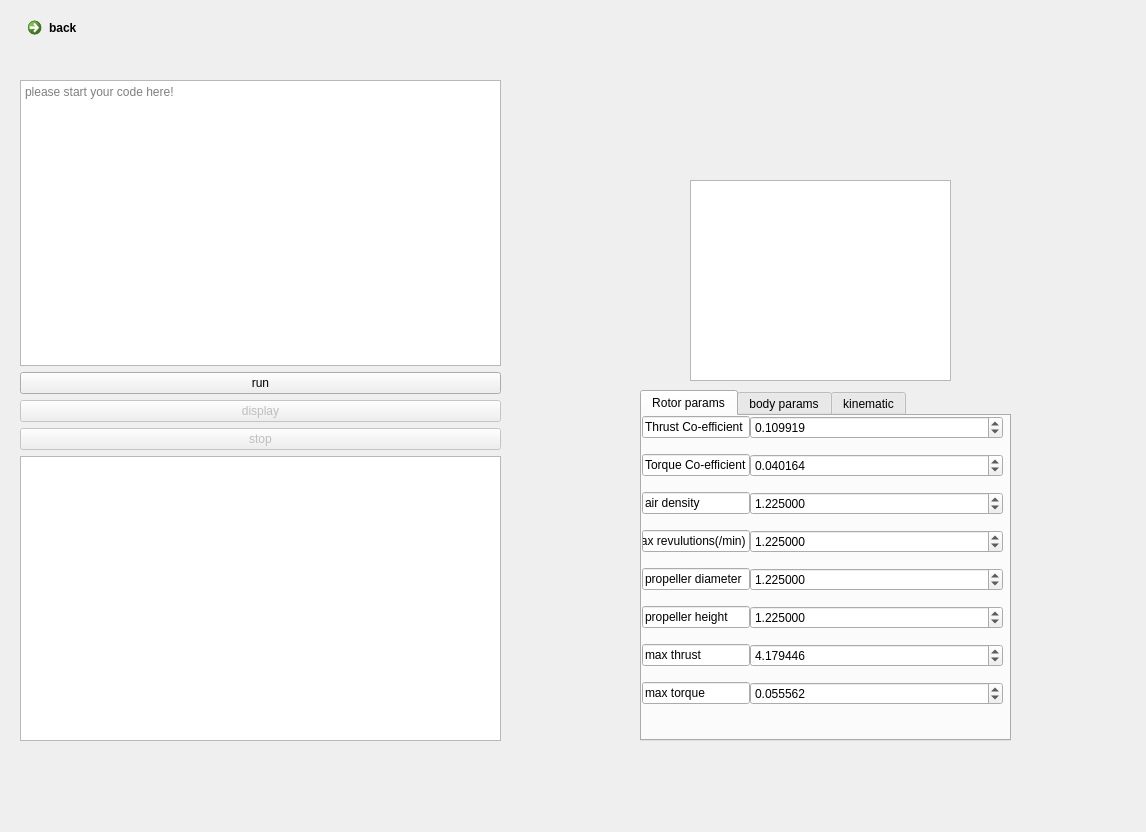
First picture: the form in Work_Place/workplace.ui, repository ChosenOne959/SPBA, before the edit.
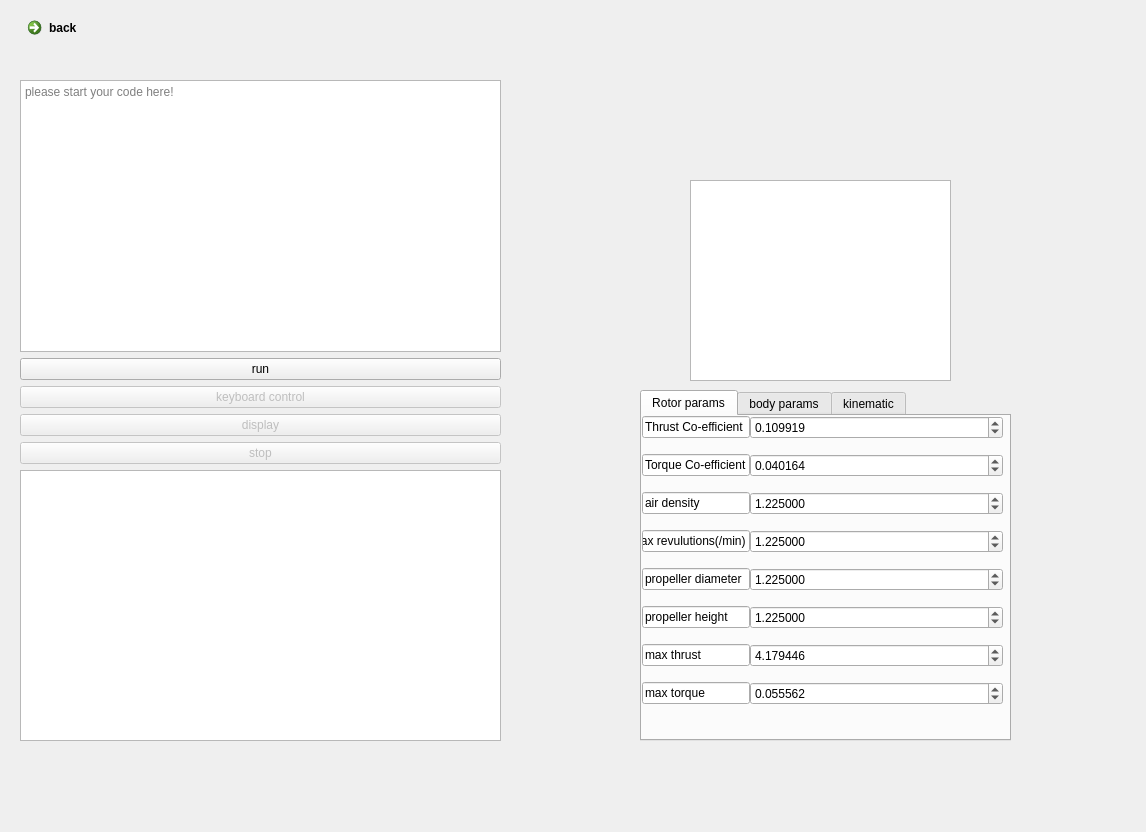
Second picture: the form after the edit.

The edit to the form file:
```diff
--- a/Work_Place/workplace.ui
+++ b/Work_Place/workplace.ui
@@ -275,6 +275,22 @@
       </property>
      </widget>
     </item>
+    <item>
+     <widget class="QPushButton" name="KeyboardCtrl">
+      <property name="enabled">
+       <bool>false</bool>
+      </property>
+      <property name="text">
+       <string>keyboard control</string>
+      </property>
+      <property name="checkable">
+       <bool>false</bool>
+      </property>
+      <property name="default">
+       <bool>true</bool>
+      </property>
+     </widget>
+    </item>
     <item>
      <widget class="QPushButton" name="pushButton_3">
       <property name="enabled">
```
